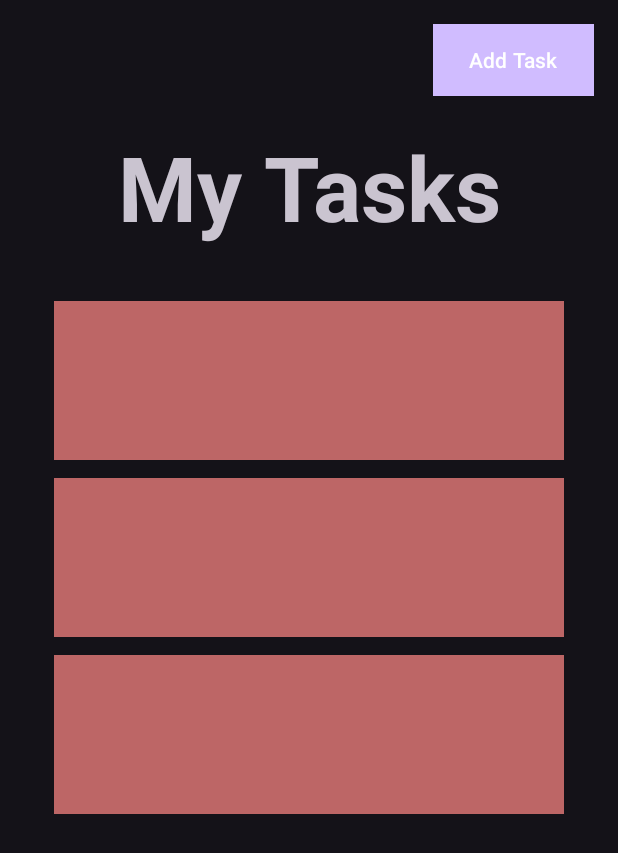
After one commit to CarlesHernandez7/MyToDoApp, an Android app: the layout activity_task_list.xml on its own in the app's theme, with its tools: preview values and no code run, on a phone screen of 412 x 824 dp. The commit adds this screen. Shown: the top 853 px of the screen. Run offline under Robolectric (Android 15) with nearby library versions, the phone set to English and light mode, and no system bars.

Commit message:
Task list 1.1

```diff
--- a/app/src/main/java/com/tecnocampus/apps2324p4carleshernandez/Task.java
+++ b/app/src/main/java/com/tecnocampus/apps2324p4carleshernandez/domain/Task.java
@@ -1,4 +1,4 @@
-package com.tecnocampus.apps2324p4carleshernandez;
+package com.tecnocampus.apps2324p4carleshernandez.domain;
 
 import java.text.ParseException;
 import java.text.SimpleDateFormat;
--- /dev/null
+++ b/app/src/main/res/layout/activity_task_list.xml
@@ -0,0 +1,45 @@
+<?xml version="1.0" encoding="utf-8"?>
+<androidx.constraintlayout.widget.ConstraintLayout xmlns:android="http://schemas.android.com/apk/res/android"
+    xmlns:app="http://schemas.android.com/apk/res-auto"
+    xmlns:tools="http://schemas.android.com/tools"
+    android:layout_width="match_parent"
+    android:layout_height="match_parent"
+    tools:context=".MainActivity">
+
+    <TextView
+        android:id="@+id/tv_title"
+        android:layout_width="match_parent"
+        android:layout_height="wrap_content"
+        android:layout_marginTop="20dp"
+        android:gravity="center_horizontal"
+        android:text="@string/my_tasks"
+        android:textSize="60sp"
+        android:textStyle="bold"
+        app:layout_constraintTop_toBottomOf="@id/btn_add_task"/>
+
+    <Button
+        android:id="@+id/btn_add_task"
+        android:layout_width="wrap_content"
+        android:layout_height="wrap_content"
+        android:text="@string/add_task"
+        android:background="@color/colorAccent"
+        android:textColor="@android:color/white"
+        app:layout_constraintTop_toTopOf="parent"
+        app:layout_constraintEnd_toEndOf="parent"
+        android:layout_marginTop="16dp"
+        android:layout_marginEnd="16dp"/>
+
+    <androidx.recyclerview.widget.RecyclerView
+        android:id="@+id/rv_tasks"
+        android:layout_width="0dp"
+        android:layout_height="0dp"
+        android:padding="30dp"
+        app:layout_constraintBottom_toBottomOf="parent"
+        app:layout_constraintEnd_toEndOf="parent"
+        app:layout_constraintHorizontal_bias="0.0"
+        app:layout_constraintStart_toStartOf="parent"
+        app:layout_constraintTop_toBottomOf="@id/tv_title"
+        app:layout_constraintVertical_bias="0.0"
+        tools:listitem="@layout/tasklistitem" />
+
+</androidx.constraintlayout.widget.ConstraintLayout>
--- /dev/null
+++ b/app/src/main/res/layout/tasklistitem.xml
@@ -0,0 +1,36 @@
+<?xml version="1.0" encoding="utf-8"?>
+<LinearLayout xmlns:android="http://schemas.android.com/apk/res/android"
+    xmlns:tools="http://schemas.android.com/tools"
+    android:layout_width="match_parent"
+    android:layout_height="wrap_content"
+    android:layout_margin="6dp"
+    android:background="#BD6666"
+    android:orientation="vertical"
+    android:paddingLeft="10sp"
+    android:paddingRight="10sp">
+
+
+    <TextView
+        android:gravity="center_horizontal"
+        android:padding="8dp"
+        android:id="@+id/title"
+        android:textStyle="bold"
+        android:layout_width="match_parent"
+        android:layout_height="match_parent"/>
+
+    <TextView
+        android:gravity="center_horizontal"
+        android:padding="8dp"
+        android:id="@+id/date"
+        android:layout_width="match_parent"
+        android:layout_height="match_parent"/>
+
+    <TextView
+        android:gravity="center_horizontal"
+        android:padding="8dp"
+        android:id="@+id/priority"
+        android:layout_width="match_parent"
+        android:layout_height="match_parent"/>
+
+
+</LinearLayout>
--- a/app/src/main/res/values/strings.xml
+++ b/app/src/main/res/values/strings.xml
@@ -16,5 +16,11 @@
     <string name="email_placeholder">email@example.com</string>
     <string name="edit_profile">Edit Profile</string>
     <string name="go_back">Go Back</string>
+    <!-- TODO: Remove or change this placeholder text -->
+    <string name="hello_blank_fragment">Hello blank fragment</string>
+    <string name="my_tasks">My Tasks</string>
+    <string name="add_task">Add Task</string>
+    <string name="task_title">Task Title</string>
+    <string name="task_description">Task Description</string>
 
 </resources>
```
Also changed, not shown: app/src/main/AndroidManifest.xml (+9 -6 lines), app/src/main/java/com/tecnocampus/apps2324p4carleshernandez/TaskAdapter.java (added, +70 -0 lines), app/src/main/java/com/tecnocampus/apps2324p4carleshernandez/TaskListActivity.java (added, +24 -0 lines).
